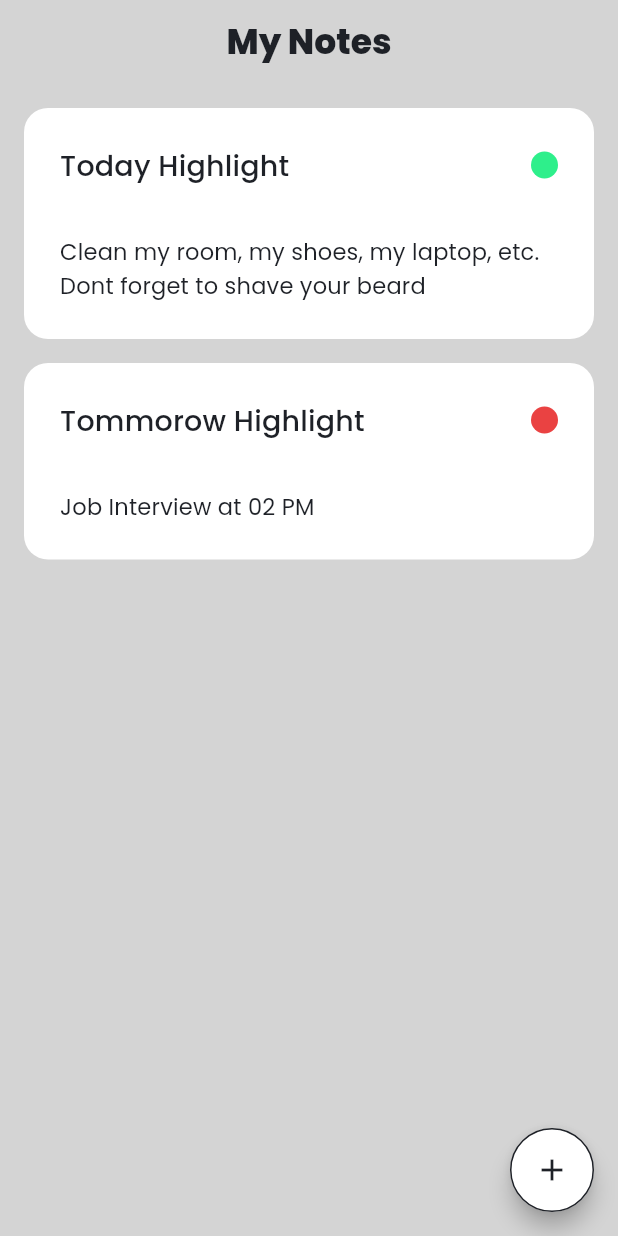
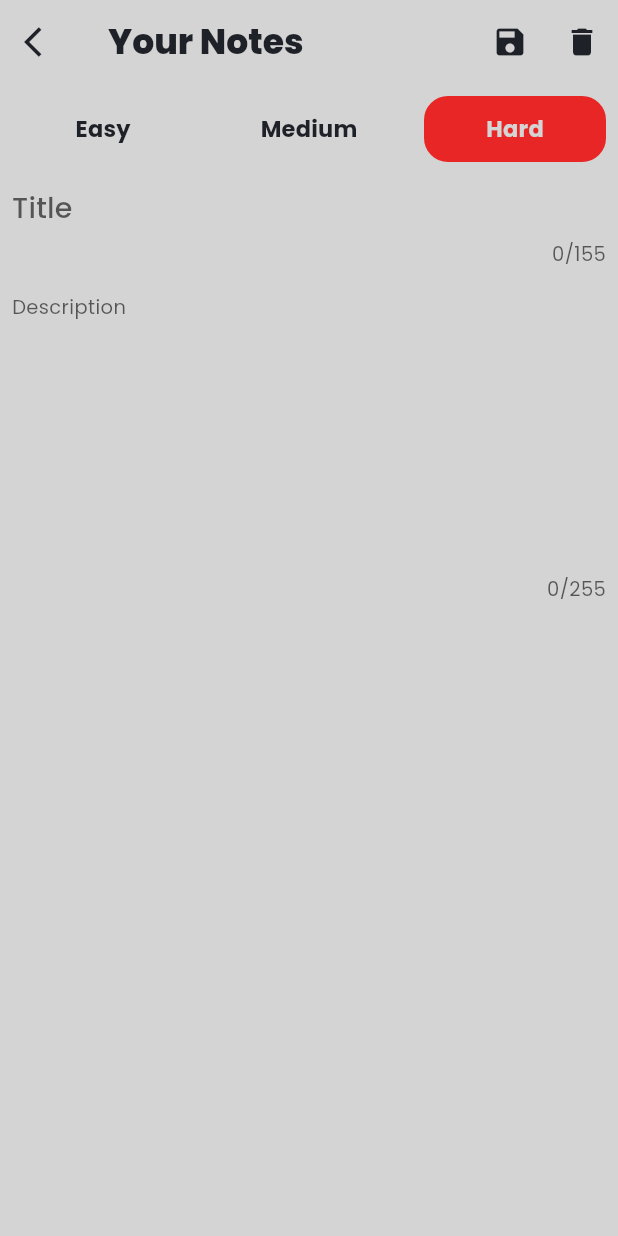
Before and after one commit to gusentanan/snote-app, a Flutter app: the screen it shows after launch, after a tap on the "add" icon, on a phone screen of 412 x 824 dp. Run offline on Flutter 3.47's test engine with Material 2 defaults, Android fonts, the phone set to English and light mode, and no system bars; our stand-ins replace bloc, dartz, equatable, flutter_bloc, get_it, google_fonts and 2 more; missing offline and left inert: dart:ffi; accounts and stored records are empty.

Commit message:
feat(ui): add detail note page

```diff
--- a/lib/data/datasources/note_local_datasource.dart
+++ b/lib/data/datasources/note_local_datasource.dart
@@ -6,6 +6,7 @@ import '../../domain/entities/note.dart';
 abstract class NoteLocalDataSource {
   Future<NoteTable?> insertNote(NoteTable note);
   Future<List<NoteTable>> getNoteList();
+  Future<NoteTable?> getSingleNote(int id);
 }
 
 class NoteLocalDataSourceImpl implements NoteLocalDataSource {
@@ -33,4 +34,14 @@ class NoteLocalDataSourceImpl implements NoteLocalDataSource {
       throw DatabaseException(e.toString());
     }
   }
+
+  @override
+  Future<NoteTable?> getSingleNote(int id) async {
+    final res = await notesDatabaseHelper.getNoteById(id);
+    if (res != null) {
+      return NoteTable.fromMap(res);
+    } else {
+      return null;
+    }
+  }
 }
--- a/lib/data/models/note_table.dart
+++ b/lib/data/models/note_table.dart
@@ -39,6 +39,5 @@ class NoteTable extends Equatable {
       Note.toEntity(id: id, title: title, description: description, tier: tier);
 
   @override
-  // TODO: implement props
   List<Object?> get props => [id, title, description, tier];
 }
--- a/lib/domain/bloc/note_bloc.dart
+++ b/lib/domain/bloc/note_bloc.dart
@@ -6,14 +6,18 @@ import 'package:mynotes/domain/bloc/note_state.dart';
 import 'package:bloc/bloc.dart';
 import 'package:mynotes/domain/usecase/insert_note_usecase.dart';
 import '../usecase/get_note_list_usecase.dart';
+import '../usecase/get_single_note_usecase.dart';
 
 class NoteBloc extends Bloc<NoteListEvent, NoteState> {
   final GetNoteListUsecase _getNoteList;
   final InsertNoteUsecase _insertNote;
+  final GetSingleNoteUsecase _getSingleNote;
 
-  NoteBloc(this._getNoteList, this._insertNote) : super(NoteListInitial()) {
+  NoteBloc(this._getNoteList, this._insertNote, this._getSingleNote)
+      : super(NoteListInitial()) {
     on<OnGetNoteListEvent>(_onGetNoteList);
     on<AddNoteEvent>(_onInsertNote);
+    on<OnGetSingleNote>(_onGetSingleNote);
   }
 
   FutureOr<void> _onGetNoteList(
@@ -37,4 +41,20 @@ class NoteBloc extends Bloc<NoteListEvent, NoteState> {
       emit(NoteSuccess(note));
     });
   }
+
+  FutureOr<void> _onGetSingleNote(
+      OnGetSingleNote event, Emitter<NoteState> emit) async {
+    final id = event.id;
+
+    final res = await _getSingleNote.execute(id);
+    res.fold((failure) {
+      emit(NoteError(failure.message));
+    }, (success) {
+      if (success == null) {
+        emit(NoteEmpty());
+      } else {
+        emit(NoteSuccess(success));
+      }
+    });
+  }
 }
--- a/lib/domain/bloc/note_events.dart
+++ b/lib/domain/bloc/note_events.dart
@@ -8,7 +8,6 @@ class OnGetNoteListEvent extends NoteListEvent {
   OnGetNoteListEvent();
 
   @override
-  // TODO: implement props
   List<Object?> get props => [];
 }
 
@@ -17,6 +16,14 @@ class AddNoteEvent extends NoteListEvent {
   AddNoteEvent(this.note);
 
   @override
-  // TODO: implement props
   List<Object?> get props => [note];
 }
+
+class OnGetSingleNote extends NoteListEvent {
+  final int? id;
+
+  OnGetSingleNote(this.id);
+
+  @override
+  List<Object?> get props => [];
+}
--- a/lib/domain/bloc/note_state.dart
+++ b/lib/domain/bloc/note_state.dart
@@ -6,7 +6,6 @@ abstract class NoteState extends Equatable {}
 
 class NoteListInitial extends NoteState {
   @override
-  // TODO: implement props
   List<Object?> get props => [];
 }
 
@@ -16,7 +15,6 @@ class NoteListSuccess extends NoteState {
   NoteListSuccess(this.noteList);
 
   @override
-  // TODO: implement props
   List<Object?> get props => [noteList];
 }
 
@@ -26,13 +24,11 @@ class NoteError extends NoteState {
   NoteError(this.msg);
 
   @override
-  // TODO: implement props
   List<Object?> get props => [msg];
 }
 
 class NoteListEmpty extends NoteState {
   @override
-  // TODO: implement props
   List<Object?> get props => [];
 }
 
@@ -42,6 +38,10 @@ class NoteSuccess extends NoteState {
   NoteSuccess(this.note);
 
   @override
-  // TODO: implement props
   List<Object?> get props => [note];
 }
+
+class NoteEmpty extends NoteState {
+  @override
+  List<Object?> get props => [];
+}
--- a/lib/domain/entities/note.dart
+++ b/lib/domain/entities/note.dart
@@ -20,6 +20,5 @@ class Note extends Equatable {
       required this.tier});
 
   @override
-  // TODO: implement props
   List<Object?> get props => [id, title, description, tier];
 }
--- a/lib/domain/repository/note_repository.dart
+++ b/lib/domain/repository/note_repository.dart
@@ -8,6 +8,7 @@ import '../entities/note.dart';
 abstract class NoteRepository {
   Future<Either<Failure, List<Note>>> getNoteList();
   Future<Either<Failure, Note?>> insertToNote(Note data);
+  Future<Either<Failure, Note?>> getSingleNote(int id);
 }
 
 class NoteRepositoryImpl implements NoteRepository {
@@ -30,7 +31,13 @@ class NoteRepositoryImpl implements NoteRepository {
     } on DatabaseException catch (e) {
       return Left(DatabaseFailure(e.msg));
     } catch (e) {
-      throw e;
+      rethrow;
     }
   }
+
+  @override
+  Future<Either<Failure, Note?>> getSingleNote(int id) async {
+    final res = await noteLocalDataSource.getSingleNote(id);
+    return Right(res?.toEntity());
+  }
 }
--- /dev/null
+++ b/lib/domain/usecase/get_single_note_usecase.dart
@@ -0,0 +1,15 @@
+import 'package:dartz/dartz.dart';
+import 'package:mynotes/domain/repository/note_repository.dart';
+
+import '../../utils/exception.dart';
+import '../entities/note.dart';
+
+class GetSingleNoteUsecase {
+  final NoteRepository _noteRepository;
+
+  GetSingleNoteUsecase(this._noteRepository);
+
+  Future<Either<Failure, Note?>> execute(id) {
+    return _noteRepository.getSingleNote(id);
+  }
+}
--- a/lib/main.dart
+++ b/lib/main.dart
@@ -1,8 +1,12 @@
+import 'dart:ffi';
+
 import 'package:flutter/material.dart';
 import 'package:flutter_bloc/flutter_bloc.dart';
 import 'package:mynotes/domain/bloc/note_bloc.dart';
+import 'package:mynotes/presentation/pages/detail_notes_page.dart';
 import 'package:mynotes/presentation/pages/home_notes_page.dart';
 import 'package:mynotes/utils/constants.dart';
+import 'package:mynotes/utils/route_observer.dart';
 import 'package:provider/provider.dart';
 import 'package:mynotes/service_locator.dart' as di;
 
@@ -31,6 +35,17 @@ class MyApp extends StatelessWidget {
               scaffoldBackgroundColor: cWhitey,
               textTheme: sTextTheme),
           home: HomeNotesPage(),
-        ));
+          navigatorObservers: [routeObserver],
+          onGenerateRoute: (RouteSettings settings) {
+            switch (settings.name) {
+              case '/home':
+                return MaterialPageRoute(builder: (_) => HomeNotesPage());
+              case DetailNotes.ROUTE_NAME:
+                final id = settings.arguments as int;
+                return MaterialPageRoute(
+                    builder: (_) => DetailNotes(id: id), settings: settings);
+            }
+          }),
+    );
   }
 }
--- a/lib/presentation/pages/detail_notes_page.dart
+++ b/lib/presentation/pages/detail_notes_page.dart
@@ -0,0 +1,143 @@
+// ignore_for_file: constant_identifier_names
+
+import 'package:flutter/material.dart';
+import 'package:flutter_bloc/flutter_bloc.dart';
+import 'package:mynotes/domain/bloc/note_bloc.dart';
+import 'package:mynotes/domain/bloc/note_events.dart';
+import 'package:mynotes/domain/bloc/note_state.dart';
+import 'package:mynotes/presentation/widget/priority_picker.dart';
+import 'package:mynotes/utils/constants.dart';
+
+import '../../domain/entities/note.dart';
+
+class DetailNotes extends StatefulWidget {
+  // 1. insert new note (add note with null value)
+  // 2. read from db (existing note)
+  // 3. passing the id from note list to detail
+  // 4. updating the value in detail
+
+  final int id;
+  DetailNotes({required this.id});
+
+  static const ROUTE_NAME = '/detail';
+
+  _DetailNotes createState() => _DetailNotes();
+}
+
+class _DetailNotes extends State<DetailNotes> {
+  TextEditingController titleController = TextEditingController();
+  TextEditingController descriptionController = TextEditingController();
+  int color = 3;
+  bool isEdited = false;
+
+  @override
+  void initState() {
+    super.initState();
+    Future.microtask(() {
+      context.read<NoteBloc>().add(OnGetSingleNote(widget.id));
+    });
+  }
+
+  // we need to add widget: editor listener for note component
+  // we also need to get the bloc data
+  @override
+  Widget build(BuildContext context) {
+    final note = context.select<NoteBloc, Note?>((value) {
+      if (value.state is NoteSuccess) {
+        return value.state as Note;
+      } else if (value.state is NoteEmpty) {
+        return Note(id: 0, title: '', description: '', tier: 2);
+      }
+    });
+    titleController.text = note?.title ?? '';
+    descriptionController.text = note?.description ?? '';
+
+    return WillPopScope(
+      onWillPop: () async {
+        return false;
+      },
+      child: Scaffold(
+        appBar: AppBar(
+          elevation: 0,
+          title: Text('Your Notes', style: sHeading1),
+          backgroundColor: cWhitey,
+          leading: IconButton(
+            icon: const Icon(Icons.arrow_back_ios, color: cNotSoBlack),
+            onPressed: () {
+              Navigator.pop(context, true);
+
+              /// ADD DIALOG SAVE or move to last screen;
+            },
+          ),
+          actions: [
+            IconButton(
+                onPressed: () {
+                  _save(context, note);
+
+                  /// ADD DIALOG SAVE
+                },
+                splashRadius: 22,
+                icon: const Icon(
+                  Icons.save,
+                  color: cNotSoBlack,
+                )),
+            IconButton(
+                onPressed: () {
+                  /// ADD DIALOG DELETE
+                },
+                splashRadius: 22,
+                icon: const Icon(
+                  Icons.delete,
+                  color: cNotSoBlack,
+                ))
+          ],
+        ),
+        body: Container(
+          color: cWhitey,
+          child: Column(
+            children: [
+              PriorityPicker(
+                selectedIndex: 2,
+                onTap: (index) {
+                  note?.tier = 2 - index;
+                },
+              ),
+              Padding(
+                  padding: const EdgeInsets.all(8.0),
+                  child: TextField(
+                    controller: titleController,
+                    maxLength: 155,
+                    style: sHeading2,
+                    onChanged: (value) {
+                      note?.title = titleController.text;
+                    },
+                    decoration:
+                        const InputDecoration.collapsed(hintText: "Title"),
+                  )),
+              Expanded(
+                  child: Padding(
+                padding: const EdgeInsets.all(8.0),
+                child: TextField(
+                  keyboardType: TextInputType.multiline,
+                  maxLines: 10,
+                  maxLength: 255,
+                  controller: descriptionController,
+                  style: sDescription,
+                  onChanged: (value) {
+                    note?.description = descriptionController.text;
+                  },
+                  decoration:
+                      const InputDecoration.collapsed(hintText: "Description"),
+                ),
+              ))
+            ],
+          ),
+        ),
+      ),
+    );
+  }
+
+  void _save(BuildContext context, Note? note) async {
+    context.read<NoteBloc>().add(AddNoteEvent(note!));
+  }
+}
--- a/lib/presentation/pages/home_notes_page.dart
+++ b/lib/presentation/pages/home_notes_page.dart
@@ -3,6 +3,7 @@ import 'package:flutter_bloc/flutter_bloc.dart';
 import 'package:mynotes/domain/bloc/note_bloc.dart';
 import 'package:mynotes/domain/bloc/note_events.dart';
 import 'package:mynotes/domain/bloc/note_state.dart';
+import 'package:mynotes/presentation/pages/detail_notes_page.dart';
 import 'package:mynotes/utils/constants.dart';
 import 'package:mynotes/utils/route_observer.dart';
 
@@ -48,24 +49,24 @@ class _HomeNotesPage extends State<HomeNotesPage> with RouteAware {
           padding: const EdgeInsets.all(8.0),
           child: BlocBuilder<NoteBloc, NoteState>(
             builder: (context, state) {
-              if (state is NoteListEmpty) {
-                final List<Note> myNote =
-                    List<Note>.filled(2, testNote1, growable: false);
-                myNote[1] = testNote2;
+              if (state is NoteListEmpty || state is NoteEmpty) {
+                // final List<Note> myNote =
+                //     List<Note>.filled(2, testNote1, growable: false);
+                // myNote[1] = testNote2;
 
-                return ListView.builder(
-                  itemBuilder: (context, index) {
-                    final notes = myNote[index];
-                    return NoteCard(notes);
-                  },
-                  itemCount: myNote.length,
-                );
+                // return ListView.builder(
+                //   itemBuilder: (context, index) {
+                //     final notes = myNote[index];
+                //     return NoteCard(notes);
+                //   },
+                //   itemCount: myNote.length,
+                // );
 
-                // return Center(
-                //     child: Text(
-                //   "Tap the button to add a Note!",
-                //   style: sSubheader,
-                // ));
+                return Center(
+                    child: Text(
+                  "Tap the button to add a Note!",
+                  style: sSubheader,
+                ));
               } else if (state is NoteListSuccess) {
                 return ListView.builder(
                   itemBuilder: (context, index) {
@@ -82,10 +83,12 @@ class _HomeNotesPage extends State<HomeNotesPage> with RouteAware {
         ),
       ),
       floatingActionButton: FloatingActionButton(
-        onPressed: () {},
+        onPressed: () {
+          Navigator.pushNamed(context, DetailNotes.ROUTE_NAME, arguments: 0);
+        },
         tooltip: "Add Note",
         shape: const CircleBorder(
-            side: BorderSide(color: cNotSoBlack, width: 1.0)),
+            side: BorderSide(color: Colors.transparent, width: 1.0)),
         backgroundColor: Colors.white,
         child: const Icon(Icons.add, color: cNotSoBlack),
       ),
--- a/lib/presentation/widget/color_picker.dart
+++ /dev/null
@@ -1,9 +0,0 @@
-import 'package:flutter/material.dart';
-
-class ColorPicker extends StatefulWidget {
-  @override
-  State<StatefulWidget> createState() {
-    // TODO: implement createState
-    throw UnimplementedError();
-  }
-}
--- a/lib/presentation/widget/note_card.dart
+++ b/lib/presentation/widget/note_card.dart
@@ -1,4 +1,5 @@
 import 'package:flutter/material.dart';
+import 'package:mynotes/presentation/pages/detail_notes_page.dart';
 import 'package:mynotes/utils/constants.dart';
 
 import '../../domain/entities/note.dart';
@@ -11,7 +12,10 @@ class NoteCard extends StatelessWidget {
   @override
   Widget build(BuildContext context) {
     return InkWell(
-      onTap: () {},
+      onTap: () {
+        Navigator.pushNamed(context, DetailNotes.ROUTE_NAME,
+            arguments: note.id);
+      },
       child: Padding(
         padding: const EdgeInsets.all(8.0),
         child: Container(
--- /dev/null
+++ b/lib/presentation/widget/priority_picker.dart
@@ -0,0 +1,65 @@
+import 'dart:developer';
+
+import 'package:flutter/material.dart';
+import 'package:mynotes/utils/constants.dart';
+
+class PriorityPicker extends StatefulWidget {
+  final Function(int) onTap;
+  final int? selectedIndex;
+
+  PriorityPicker({required this.onTap, required this.selectedIndex});
+
+  _PriorityPicker createState() => _PriorityPicker();
+}
+
+class _PriorityPicker extends State<PriorityPicker> {
+  int? selectedIndex;
+  List<String> priorityText = ['Easy', 'Medium', 'Hard'];
+  List<Color> priorityColor = [colorPicker[2], colorPicker[1], colorPicker[0]];
+
+  @override
+  Widget build(BuildContext context) {
+    selectedIndex ??= widget.selectedIndex;
+
+    double width = MediaQuery.of(context).size.width;
+    return SizedBox(
+      width: width,
+      height: 60,
+      child: ListView.builder(
+          scrollDirection: Axis.horizontal,
+          itemCount: 3,
+          itemBuilder: (BuildContext context, int index) {
+            return InkWell(
+              onTap: () {
+                setState(() {
+                  selectedIndex = index;
+                });
+                widget.onTap(index);
+              },
+              child: Container(
+                padding: const EdgeInsets.all(8.0),
+                width: width / 3,
+                height: 70,
+                child: Container(
+                  decoration: BoxDecoration(
+                      color: selectedIndex == index
+                          ? priorityColor[index]
+                          : Colors.transparent,
+                      borderRadius: BorderRadius.circular(16),
+                      border: selectedIndex == index
+                          ? Border.all(width: 2, color: priorityColor[index])
+                          : Border.all(width: 0, color: Colors.transparent)),
+                  child: Center(
+                    child: Text(priorityText[index],
+                        style: TextStyle(
+                            color:
+                                selectedIndex == index ? cWhitey : cNotSoBlack,
+                            fontWeight: FontWeight.bold)),
+                  ),
+                ),
+              ),
+            );
+          }),
+    );
+  }
+}
--- a/lib/service_locator.dart
+++ b/lib/service_locator.dart
@@ -4,17 +4,19 @@ import 'package:mynotes/data/datasources/note_local_datasource.dart';
 import 'package:mynotes/domain/bloc/note_bloc.dart';
 import 'package:mynotes/domain/repository/note_repository.dart';
 import 'package:mynotes/domain/usecase/get_note_list_usecase.dart';
+import 'package:mynotes/domain/usecase/get_single_note_usecase.dart';
 import 'package:mynotes/domain/usecase/insert_note_usecase.dart';
 
 final locator = GetIt.instance;
 
 void init() {
   // Bloc Locator
-  locator.registerFactory(() => NoteBloc(locator(), locator()));
+  locator.registerFactory(() => NoteBloc(locator(), locator(), locator()));
 
   // UseCase Locator
   locator.registerLazySingleton(() => GetNoteListUsecase(locator()));
   locator.registerLazySingleton(() => InsertNoteUsecase(locator()));
+  locator.registerLazySingleton(() => GetSingleNoteUsecase(locator()));
 
   // Repository Locator
   locator.registerLazySingleton<NoteRepository>(
--- a/lib/utils/constants.dart
+++ b/lib/utils/constants.dart
@@ -5,9 +5,9 @@ const Color cNotSoBlack = Color.fromARGB(255, 30, 33, 39);
 const Color cWhitey = Color.fromARGB(255, 212, 212, 212);
 
 List<Color> colorPicker = [
-  const Color.fromARGB(255, 234, 66, 66),
-  const Color.fromARGB(255, 230, 224, 66),
-  const Color.fromARGB(255, 46, 239, 139),
+  Color.fromARGB(255, 232, 38, 38),
+  Color.fromARGB(255, 255, 150, 37),
+  Color.fromARGB(255, 19, 191, 102),
 ];
 
 // text style
```
Lines whose indentation alone changed are shown as unchanged.
